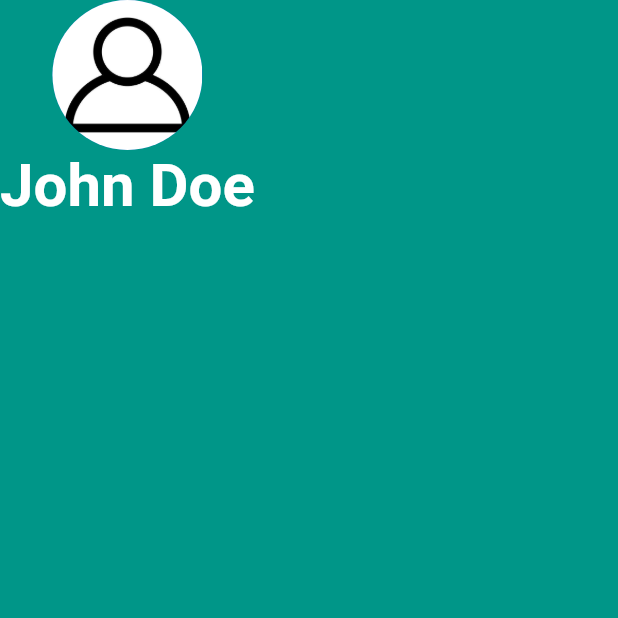
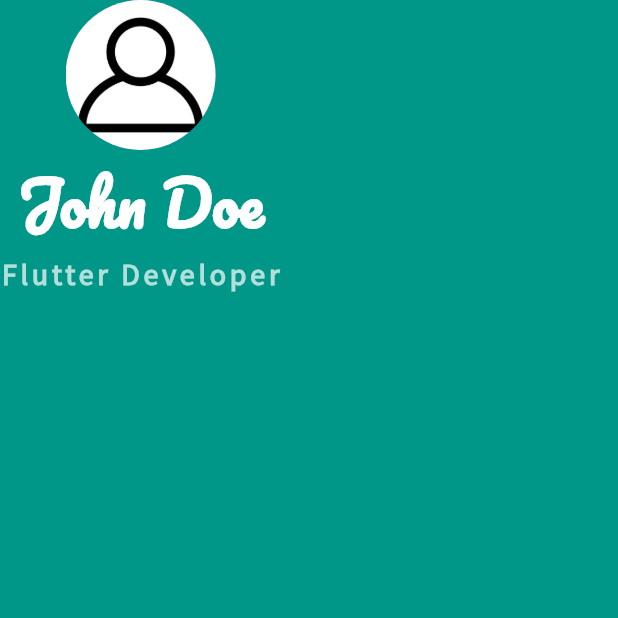
Before and after one commit to jamestang12/mi_card_flutter, a Flutter app: the screen it shows after launch, on a phone screen of 412 x 824 dp, the top half of it. Run offline on Flutter 3.47's test engine with Material 2 defaults, Android fonts, the phone set to English and light mode, and no system bars.

Commit message:
Incorporating Custom Fonts

```diff
--- a/lib/main.dart
+++ b/lib/main.dart
@@ -22,10 +22,21 @@ class MyApp extends StatelessWidget {
               Text(
                 'John Doe',
                 style: TextStyle(
+                  fontFamily: 'Pacifico',
                   fontSize: 40,
                   color: Colors.white,
                   fontWeight: FontWeight.bold,
                 ),
+              ) ,
+              Text(
+                'Flutter Developer',
+                 style: TextStyle(
+                   fontFamily: 'Source Sans Pro',
+                   color: Colors.teal[100],
+                   fontSize: 20,
+                   letterSpacing: 2.5,
+                   fontWeight: FontWeight.bold
+                 ),
               )
             ],
           ),
```
Also changed, not shown: pubspec.yaml (+9 -0 lines), fonts/Pacifico-Regular.ttf (added), fonts/SourceSansPro-Regular.ttf (added).
